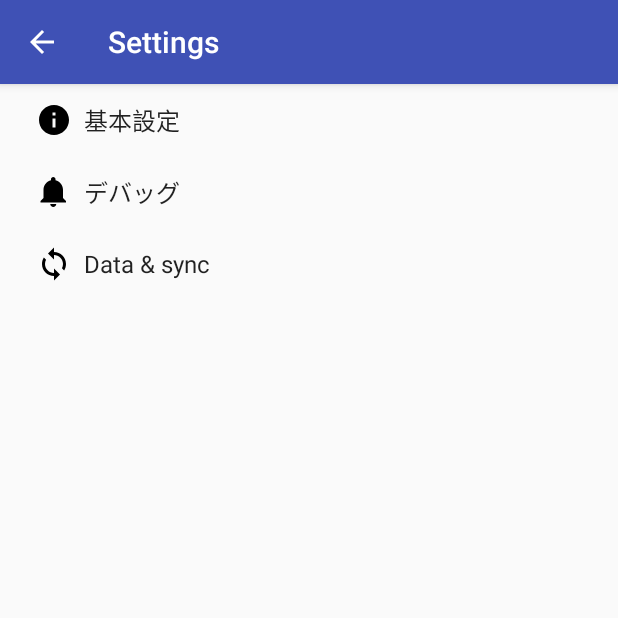
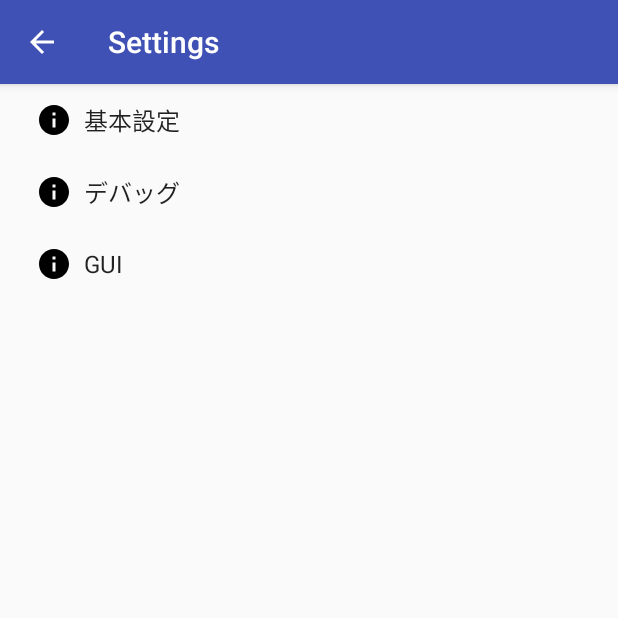
Before and after one commit to capacitypp/tut-timetable, an Android app: the SettingsActivity screen opened directly, with no data from a screen before it, on a phone screen of 412 x 824 dp, the top half of it. Run offline under Robolectric (Android 15) with nearby library versions, the phone set to English and light mode, and no system bars; network calls fail.

Commit message:
Add a GUI setting

```diff
--- a/app/src/main/java/com/capacitypp/tuttimetable/SettingsActivity.java
+++ b/app/src/main/java/com/capacitypp/tuttimetable/SettingsActivity.java
@@ -158,7 +158,7 @@ public class SettingsActivity extends AppCompatPreferenceActivity {
         return PreferenceFragment.class.getName().equals(fragmentName)
                 || GeneralPreferenceFragment.class.getName().equals(fragmentName)
                 || DataSyncPreferenceFragment.class.getName().equals(fragmentName)
-                || NotificationPreferenceFragment.class.getName().equals(fragmentName);
+                || DebugPreferenceFragment.class.getName().equals(fragmentName);
     }
 
     /**
@@ -198,7 +198,7 @@ public class SettingsActivity extends AppCompatPreferenceActivity {
      * activity is showing a two-pane settings UI.
      */
     @TargetApi(Build.VERSION_CODES.HONEYCOMB)
-    public static class NotificationPreferenceFragment extends PreferenceFragment {
+    public static class DebugPreferenceFragment extends PreferenceFragment {
         @Override
         public void onCreate(Bundle savedInstanceState) {
             super.onCreate(savedInstanceState);
@@ -232,13 +232,14 @@ public class SettingsActivity extends AppCompatPreferenceActivity {
         @Override
         public void onCreate(Bundle savedInstanceState) {
             super.onCreate(savedInstanceState);
-            addPreferencesFromResource(R.xml.pref_data_sync);
+            addPreferencesFromResource(R.xml.pref_gui);
             setHasOptionsMenu(true);
 
             // Bind the summaries of EditText/List/Dialog/Ringtone preferences
             // to their values. When their values change, their summaries are
             // updated to reflect the new value, per the Android Design
             // guidelines.
+            bindPreferenceSummaryToValue(findPreference("timetable_list"));
             bindPreferenceSummaryToValue(findPreference("sync_frequency"));
         }
 
--- a/app/src/main/res/values/strings.xml
+++ b/app/src/main/res/values/strings.xml
@@ -72,7 +72,15 @@
     <string name="pref_description_notification">OFFにすると，新しい休講・補講情報の通知を行わなくなります</string>
 
     <!-- Example settings for Data & Sync -->
-    <string name="pref_header_data_sync">Data &amp; sync</string>
+    <string name="pref_header_gui">GUI</string>
+
+    <string name="pref_title_timetable">使用する時間割</string>
+    <string-array name="pref_timetable_list_titles">
+        <item>旧時間割</item>
+    </string-array>
+    <string-array name="pref_timetable_list_values">
+        <item>0</item>
+    </string-array>
 
     <string name="pref_title_sync_frequency">Sync frequency</string>
     <string-array name="pref_sync_frequency_titles">
--- a/app/src/main/res/xml/pref_data_sync.xml
+++ b/app/src/main/res/xml/pref_gui.xml
@@ -3,6 +3,15 @@
     <!-- NOTE: Hide buttons to simplify the UI. Users can touch outside the dialog to
          dismiss it. -->
     <!-- NOTE: ListPreference's summary should be set to its value by the activity code. -->
+    <ListPreference
+        android:defaultValue="0"
+        android:entries="@array/pref_timetable_list_titles"
+        android:entryValues="@array/pref_timetable_list_values"
+        android:key="timetable_list"
+        android:negativeButtonText="@null"
+        android:positiveButtonText="@null"
+        android:title="@string/pref_title_timetable" />
+
     <ListPreference
         android:defaultValue="180"
         android:entries="@array/pref_sync_frequency_titles"
--- a/app/src/main/res/xml/pref_headers.xml
+++ b/app/src/main/res/xml/pref_headers.xml
@@ -8,13 +8,13 @@
         android:title="@string/pref_header_general" />
 
     <header
-        android:fragment="com.capacitypp.tuttimetable.SettingsActivity$NotificationPreferenceFragment"
-        android:icon="@drawable/ic_notifications_black_24dp"
+        android:fragment="com.capacitypp.tuttimetable.SettingsActivity$DebugPreferenceFragment"
+        android:icon="@drawable/ic_info_black_24dp"
         android:title="@string/pref_header_debug" />
 
     <header
         android:fragment="com.capacitypp.tuttimetable.SettingsActivity$DataSyncPreferenceFragment"
-        android:icon="@drawable/ic_sync_black_24dp"
-        android:title="@string/pref_header_data_sync" />
+        android:icon="@drawable/ic_info_black_24dp"
+        android:title="@string/pref_header_gui" />
 
 </preference-headers>
```
